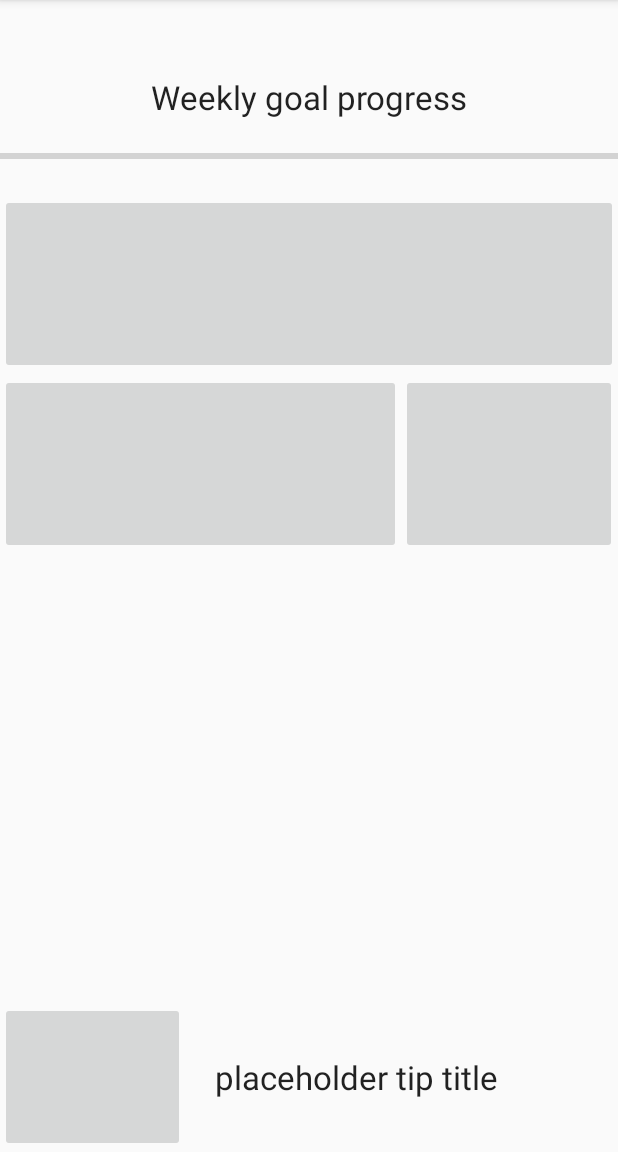
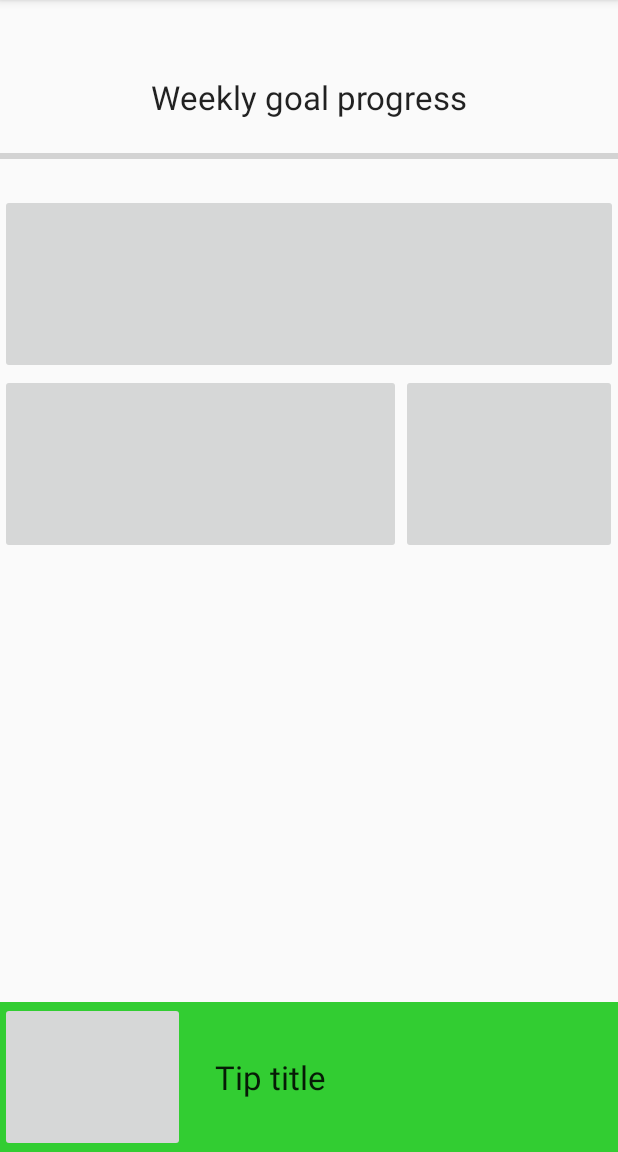
Before and after one commit to GoGoris/Health-tips, an Android app: the HomeActivity screen opened directly, with no data from a screen before it, on a phone screen of 412 x 824 dp, the part 84-1236 px from its top. Run offline under Robolectric (Android 15) with nearby library versions, the phone set to English and light mode, and no system bars; 11 statements that could not run were skipped.

Commit message:
tip van de dag

```diff
--- a/app/src/main/java/be/kdg/healthtips/activity/HomeActivity.java
+++ b/app/src/main/java/be/kdg/healthtips/activity/HomeActivity.java
@@ -7,6 +7,7 @@ import android.os.Bundle;
 import android.view.Menu;
 import android.view.View;
 import android.widget.ImageButton;
+import android.widget.LinearLayout;
 import android.widget.ProgressBar;
 import android.widget.TextView;
 
@@ -22,8 +23,10 @@ import java.util.concurrent.ExecutionException;
 
 import be.kdg.healthtips.R;
 import be.kdg.healthtips.auth.FitbitTokenManager;
+import be.kdg.healthtips.model.Tip;
 import be.kdg.healthtips.notifications.NotificationThrower;
 import be.kdg.healthtips.notifications.SpecificNotificationThrower;
+import be.kdg.healthtips.notifications.TipGetter;
 import be.kdg.healthtips.notifications.TipManager;
 import be.kdg.healthtips.task.GetPeriodStepsATask;
 import be.kdg.healthtips.task.GetWeeklyGoalATask;
@@ -88,8 +91,43 @@ public class HomeActivity extends Activity {
     }
 
     private void setTip() {
+        final TipGetter tipGetter = new TipGetter();
+        final Tip tip = tipGetter.getRandomTip(this);
         TextView tipTitle = (TextView) findViewById(R.id.tipTitle);
-        tipTitle.setText("placeholder tip title");
+        tipTitle.setText(tip.getTitel());
+        ImageButton tipImageButton = (ImageButton) findViewById(R.id.tipButton);
+
+        LinearLayout tipVanDeDag = (LinearLayout) findViewById(R.id.tipLayout);
+        tipVanDeDag.setOnClickListener(new View.OnClickListener() {
+            @Override
+            public void onClick(View v) {
+                Intent intent = new Intent(getApplicationContext(), TipDetailActivity.class);
+                intent.putExtra("titel", tip.getTitel());
+                intent.putExtra("beschrijving", tip.getBeschrijving());
+                v.getContext().startActivity(intent);
+            }
+        });
+
+        if(tip.getOnderwerp().equals("food")){
+            tipImageButton.setBackgroundResource(R.drawable.foodicon);
+        }
+        if(tip.getOnderwerp().equals("sleep")){
+            tipImageButton.setBackgroundResource(R.drawable.sleepicon);
+        }
+        if(tip.getOnderwerp().equals("steps")){
+            tipImageButton.setBackgroundResource(R.drawable.stepsicon);
+        }
+        if(tip.getOnderwerp().equals("running")){
+            tipImageButton.setBackgroundResource(R.drawable.runningicon);
+        }
+        if(tip.getOnderwerp().equals("biking")){
+            tipImageButton.setBackgroundResource(R.drawable.bikingicon);
+        }
+        if(tip.getOnderwerp().equals("gezondheid")){
+            tipImageButton.setBackgroundResource(R.drawable.healticon);
+        }
+
+
     }
 
     private void setGoal() {
--- a/app/src/main/java/be/kdg/healthtips/notifications/TipGetter.java
+++ b/app/src/main/java/be/kdg/healthtips/notifications/TipGetter.java
@@ -74,4 +74,54 @@ public class TipGetter {
         }
         return tipToReturn;
     }
+
+    public Tip getRandomTip(Context context) {
+        Tip tipToReturn = null;
+        try {
+            InputStream is = context.getAssets().open("tips.json");
+
+            int size = is.available();
+            byte[] buffer = new byte[size];
+
+            is.read(buffer);
+            is.close();
+
+            String json = new String(buffer, "UTF-8");
+            JSONObject firstObject = new JSONObject(json);
+            Iterator<?> keys = firstObject.keys();
+
+            int numberOfTips = 0;
+            while (keys.hasNext()) {
+                String key = (String) keys.next();
+                if (firstObject.get(key) instanceof JSONArray) {
+                    JSONArray subjectArray = (JSONArray) firstObject.get(key);
+                    for (int j = 0; j < subjectArray.length(); j++) {
+                        numberOfTips++;
+                    }
+                }
+            }
+
+            Random random = new Random();
+            int randomTipNr = random.nextInt(numberOfTips-1);
+            keys = firstObject.keys();
+            while (keys.hasNext()) {
+                String key = (String) keys.next();
+                if (firstObject.get(key) instanceof JSONArray) {
+                    JSONArray subjectArray = (JSONArray) firstObject.get(key);
+                    for (int j = 0; j < subjectArray.length(); j++) {
+                        JSONObject tipObject = subjectArray.getJSONObject(j);
+                        if (tipObject.getInt("tipnr") == randomTipNr) {
+                            tipToReturn = new Tip(tipObject.getInt("tipnr"), tipObject.getString("titel"), tipObject.getString("beschrijving"));
+                            tipToReturn.setOnderwerp(key);
+                        }
+                    }
+                }
+            }
+
+            return tipToReturn;
+        } catch (IOException | JSONException ex) {
+            ex.printStackTrace();
+        }
+        return tipToReturn;
+    }
 }
--- a/app/src/main/res/layout/activity_home_joni.xml
+++ b/app/src/main/res/layout/activity_home_joni.xml
@@ -61,6 +61,7 @@
         android:layout_height="wrap_content"
         android:id="@+id/tipLayout"
         android:layout_alignParentBottom="true"
+        android:background="@color/tip_layout"
         >
 
         <ImageButton
--- a/app/src/main/res/values/colors.xml
+++ b/app/src/main/res/values/colors.xml
@@ -6,4 +6,5 @@
     <color name="graph_backgroundcolor">#64b5f6</color>
     <color name="graph_past">#EEECEC</color>
     <color name="graph_current">#FF0000</color>
+    <color name="tip_layout">#32CD32</color>
 </resources>
```
Also changed, not shown: app/src/main/java/be/kdg/healthtips/model/Tip.java (+10 -0 lines), app/src/main/res/drawable-hdpi/bikingicon.png (added), app/src/main/res/drawable-hdpi/healticon.png (added).
